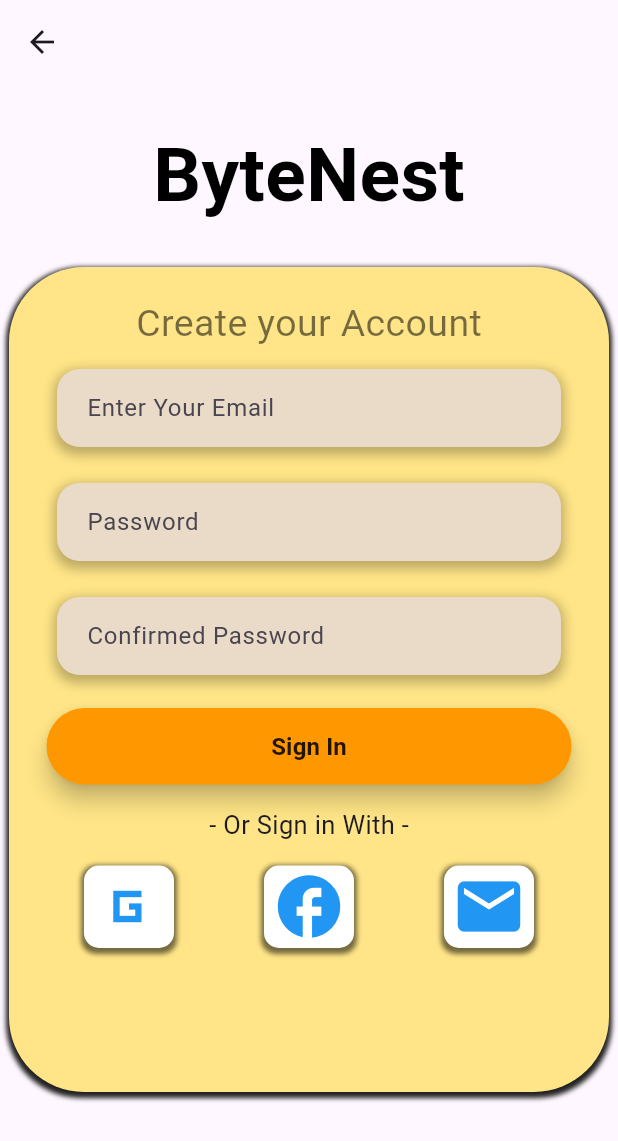
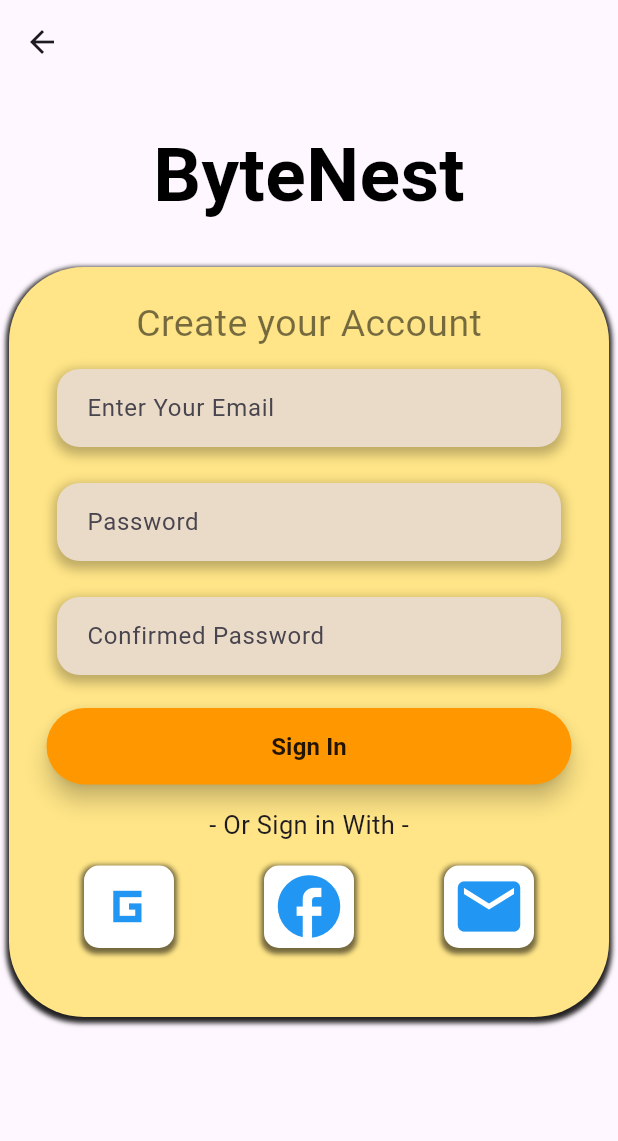
Before and after one commit to Urooj-Akthar/project_home_automation, a Flutter app: the LoginPage screen opened directly, after a tap on "Sign Up", on a phone screen of 412 x 824 dp. Shown: the top 1141 px of the screen. Run offline on Flutter 3.47's test engine with Material 3 defaults, Android fonts, the phone set to English and light mode, and no system bars.

Commit message:
size change sign/login

```diff
--- a/lib/login_page.dart
+++ b/lib/login_page.dart
@@ -29,7 +29,7 @@ class _LoginPageState extends State<LoginPage> {
             ),
           ),
           Container(
-            height: 550,
+            height: 500,
             width: 400,
             decoration: BoxDecoration(
               color: Color(0xFFFFE587),
--- a/lib/sign _in_page.dart
+++ b/lib/sign _in_page.dart
@@ -41,7 +41,7 @@ class _SignInPageState extends State<SignInPage> {
             ),
           ),
           Container(
-            height: 550,
+            height: 500,
             width: 400,
             decoration: BoxDecoration(
               color: Color(0xFFFFE587),
```
